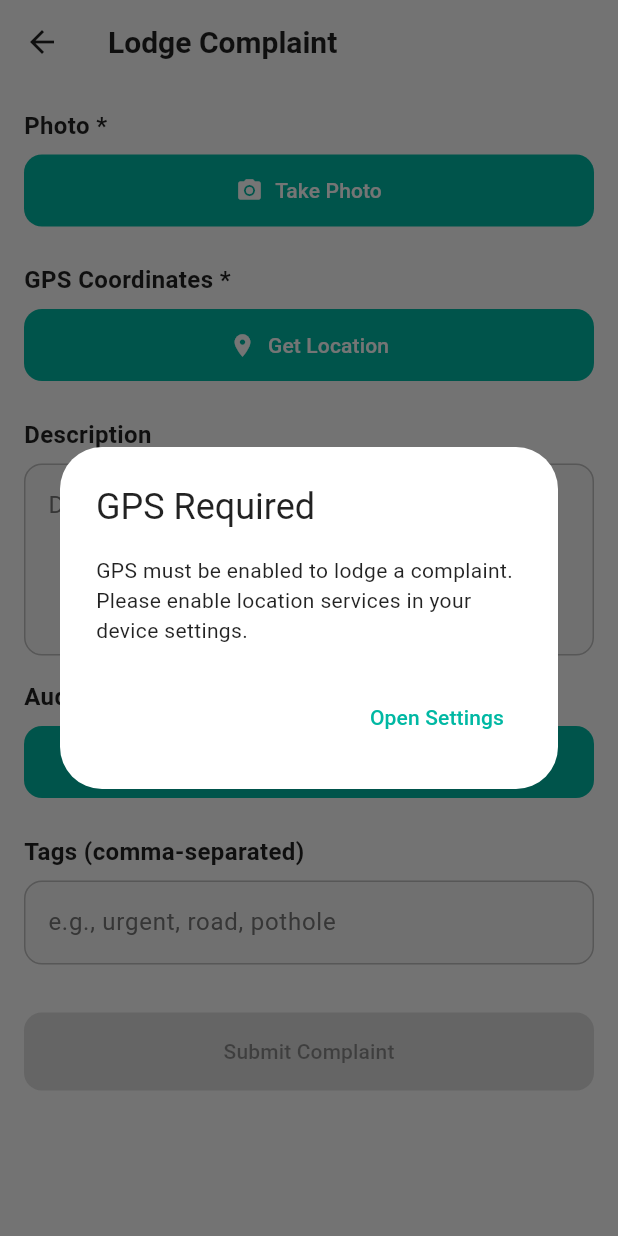
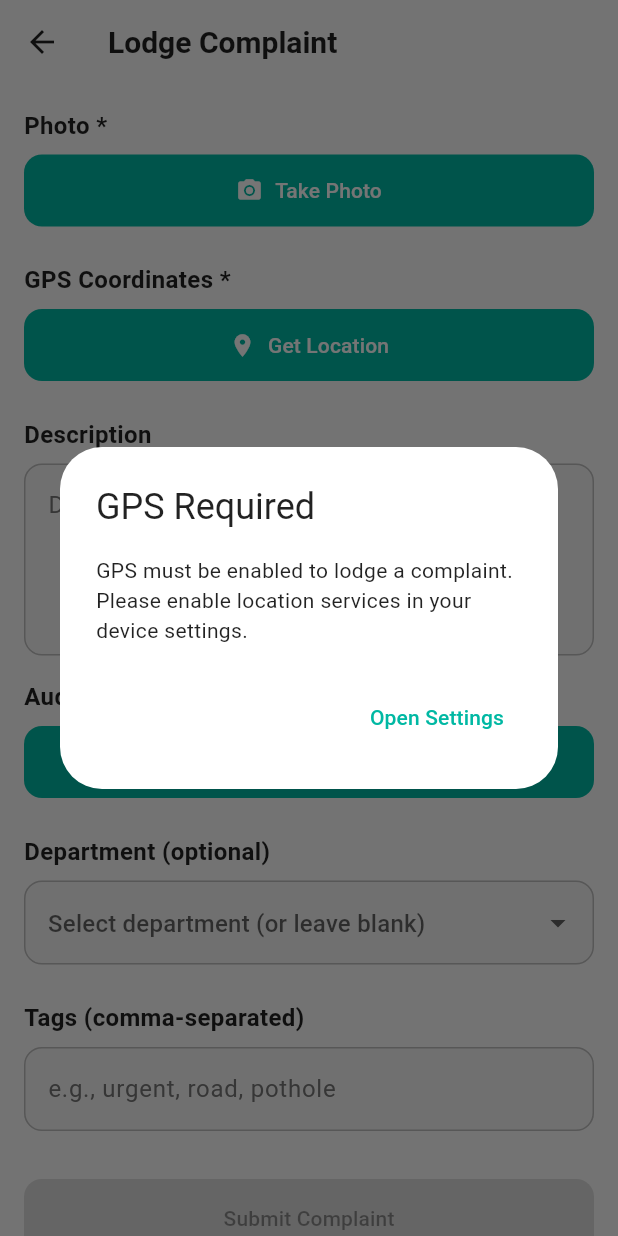
Before and after one commit to mirayanali5/CiviX, a Flutter app: the LodgeComplaintScreen screen opened directly, on a phone screen of 412 x 824 dp. Run offline on Flutter 3.47's test engine with Material 3 defaults, Android fonts, the phone set to English and light mode, and no system bars; our stand-ins replace dio, flutter_dotenv, geolocator, google_maps_flutter, image_picker, permission_handler and 2 more; missing offline and left inert: record; accounts and stored records are empty.

Commit message:
Push all local changes

```diff
--- a/frontend/lib/screens/citizen/lodge_complaint_screen.dart
+++ b/frontend/lib/screens/citizen/lodge_complaint_screen.dart
@@ -25,6 +25,17 @@ class _LodgeComplaintScreenState extends State<LodgeComplaintScreen> {
   final _tagsController = TextEditingController();
   final ApiService _apiService = ApiService();
   final AudioRecorder _audioRecorder = AudioRecorder();
+
+  // Optional department selection by citizen
+  static const List<String> _departments = [
+    'GHMC Sanitation',
+    'GHMC Road and Engineering',
+    'HMWSSB',
+    'TSSPDCL',
+    'GHMC Town Planning',
+    'GHMC Public Health / Entomology',
+  ];
+  String? _selectedDepartment;
 
   File? _photo;
   File? _audioFile;
@@ -282,6 +293,7 @@ class _LodgeComplaintScreenState extends State<LodgeComplaintScreen> {
         lat: _position!.latitude,
         lon: _position!.longitude,
         tags: tags,
+        department: _selectedDepartment,
       );
 
       if (mounted) {
@@ -472,6 +484,33 @@ class _LodgeComplaintScreenState extends State<LodgeComplaintScreen> {
                 ],
               ),
               const SizedBox(height: 24),
+              // Department Section (optional)
+              const Text(
+                'Department (optional)',
+                style: TextStyle(fontSize: 16, fontWeight: FontWeight.bold),
+              ),
+              const SizedBox(height: 8),
+              DropdownButtonFormField<String>(
+                value: _selectedDepartment,
+                decoration: const InputDecoration(
+                  hintText: 'Select department (or leave blank)',
+                  border: OutlineInputBorder(),
+                ),
+                items: _departments
+                    .map(
+                      (dept) => DropdownMenuItem<String>(
+                        value: dept,
+                        child: Text(dept),
+                      ),
+                    )
+                    .toList(),
+                onChanged: (value) {
+                  setState(() {
+                    _selectedDepartment = value;
+                  });
+                },
+              ),
+              const SizedBox(height: 24),
               // Tags Section
               const Text(
                 'Tags (comma-separated)',
--- a/frontend/lib/services/api_service.dart
+++ b/frontend/lib/services/api_service.dart
@@ -113,18 +113,21 @@ class ApiService {
     required double lat,
     required double lon,
     List<String>? tags,
+    String? department, // optional department selected by citizen
   }) async {
     final formData = FormData.fromMap({
       'photo': await MultipartFile.fromFile(photo.path),
-      if (audio != null) 'audio': await MultipartFile.fromFile(
-        audio!.path,
-        filename: 'recording.ogg',
-        contentType: MediaType('audio', 'ogg'),
-      ),
+      if (audio != null)
+        'audio': await MultipartFile.fromFile(
+          audio!.path,
+          filename: 'recording.ogg',
+          contentType: MediaType('audio', 'ogg'),
+        ),
       if (description != null && description.isNotEmpty) 'description': description,
       'gps_lat': lat.toString(),
       'gps_long': lon.toString(),
       if (tags != null) 'tags': tags.join(','),
+      if (department != null && department.isNotEmpty) 'department': department,
     });
 
     return await _dio.post('/complaints', data: formData);
```
Also changed, not shown: 2 other files.
